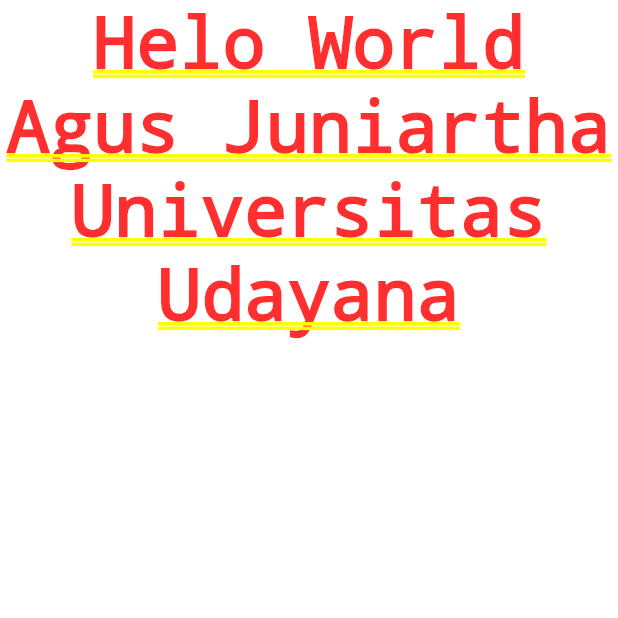
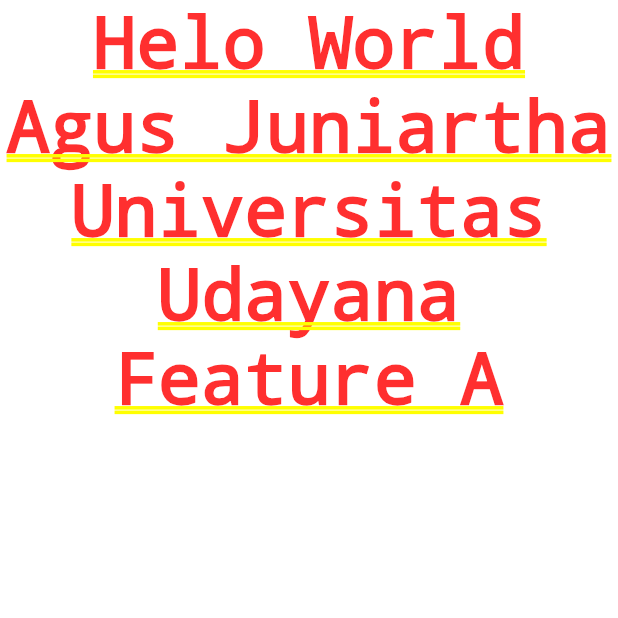
Before and after one commit to BENTOTV/amartha, a Flutter app: the screen it shows after launch, on a phone screen of 412 x 824 dp, the top half of it. Run offline on Flutter 3.47's test engine with Material 2 defaults, Android fonts, the phone set to English and light mode, and no system bars.

Commit message:
menambahkan feature a

```diff
--- a/lib/homepage.dart
+++ b/lib/homepage.dart
@@ -11,7 +11,8 @@
           Text("Helo World"),
           Text("Agus Juniartha"),
           Text("Universitas"),
-          Text("Udayana")
+          Text("Udayana"),
+          Text("Feature A")
         ],
       ),
 
```
